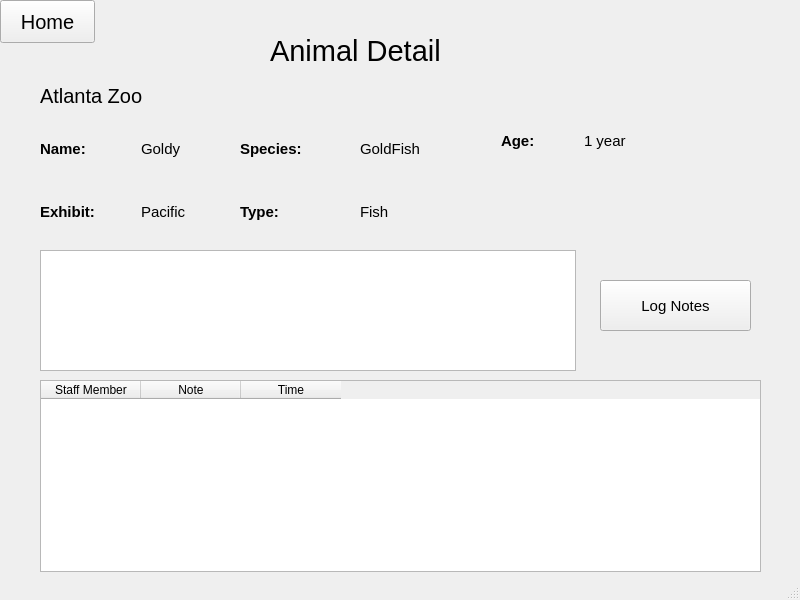
Before: the Qt Designer form ui/staffAnimalCare.ui in jxzhou131/CS-4400-Atlanta-Zoo-Database, drawn with Qt 5.
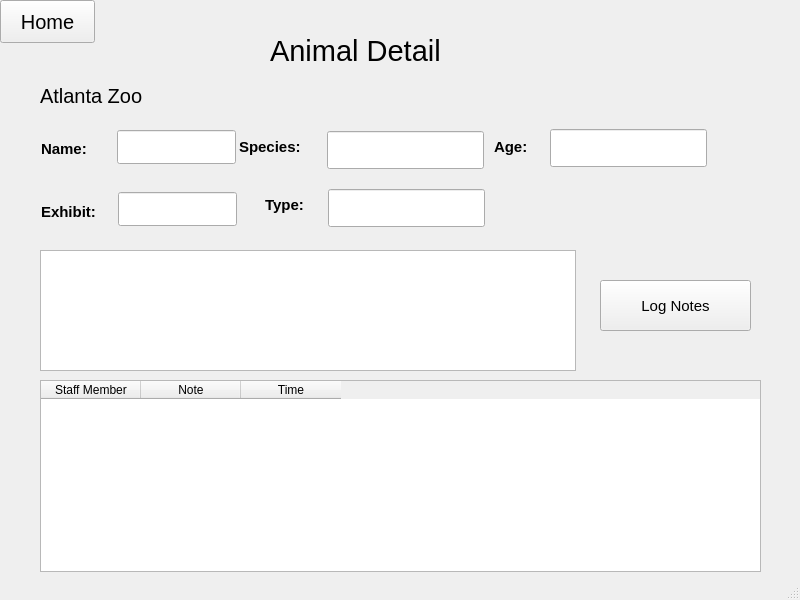
After: the same form once the commit is applied.

Diff of the .ui file:
```diff
--- a/ui/staffAnimalCare.ui
+++ b/ui/staffAnimalCare.ui
@@ -203,18 +203,170 @@
      </property>
     </column>
    </widget>
-   <widget class="QWidget" name="layoutWidget">
+   <widget class="QLineEdit" name="NameLineEdit">
     <property name="geometry">
      <rect>
-      <x>240</x>
-      <y>120</y>
-      <width>121</width>
-      <height>121</height>
+      <x>117</x>
+      <y>130</y>
+      <width>119</width>
+      <height>34</height>
      </rect>
     </property>
-    <layout class="QVBoxLayout" name="verticalLayout_3">
-     <item>
+    <property name="minimumSize">
+     <size>
+      <width>119</width>
+      <height>34</height>
+     </size>
+    </property>
+    <property name="maximumSize">
+     <size>
+      <width>119</width>
+      <height>34</height>
+     </size>
+    </property>
+    <property name="font">
+     <font>
+      <family>MS Sans Serif</family>
+      <pointsize>12</pointsize>
+     </font>
+    </property>
+    <property name="readOnly">
+     <bool>true</bool>
+    </property>
+   </widget>
+   <widget class="QLineEdit" name="ExhibitLineEdit">
+    <property name="geometry">
+     <rect>
+      <x>118</x>
+      <y>192</y>
+      <width>119</width>
+      <height>34</height>
+     </rect>
+    </property>
+    <property name="minimumSize">
+     <size>
+      <width>119</width>
+      <height>34</height>
+     </size>
+    </property>
+    <property name="maximumSize">
+     <size>
+      <width>119</width>
+      <height>34</height>
+     </size>
+    </property>
+    <property name="font">
+     <font>
+      <family>MS Sans Serif</family>
+      <pointsize>12</pointsize>
+     </font>
+    </property>
+    <property name="readOnly">
+     <bool>true</bool>
+    </property>
+   </widget>
+   <widget class="QLineEdit" name="SpeciesLineEdit">
+    <property name="geometry">
+     <rect>
+      <x>327</x>
+      <y>131</y>
+      <width>157</width>
+      <height>38</height>
+     </rect>
+    </property>
+    <property name="minimumSize">
+     <size>
+      <width>157</width>
+      <height>38</height>
+     </size>
+    </property>
+    <property name="maximumSize">
+     <size>
+      <width>157</width>
+      <height>38</height>
+     </size>
+    </property>
+    <property name="font">
+     <font>
+      <family>MS Sans Serif</family>
+      <pointsize>12</pointsize>
+     </font>
+    </property>
+    <property name="readOnly">
+     <bool>true</bool>
+    </property>
+   </widget>
+   <widget class="QLineEdit" name="TypeLineEdit">
+    <property name="geometry">
+     <rect>
+      <x>328</x>
+      <y>189</y>
+      <width>157</width>
+      <height>38</height>
+     </rect>
+    </property>
+    <property name="minimumSize">
+     <size>
+      <width>157</width>
+      <height>38</height>
+     </size>
+    </property>
+    <property name="maximumSize">
+     <size>
+      <width>157</width>
+      <height>38</height>
+     </size>
+    </property>
+    <property name="font">
+     <font>
+      <family>MS Sans Serif</family>
+      <pointsize>12</pointsize>
+     </font>
+    </property>
+    <property name="readOnly">
+     <bool>true</bool>
+    </property>
+   </widget>
+   <widget class="QLineEdit" name="AgeLineEdit">
+    <property name="geometry">
+     <rect>
+      <x>550</x>
+      <y>129</y>
+      <width>157</width>
+      <height>38</height>
+     </rect>
+    </property>
+    <property name="minimumSize">
+     <size>
+      <width>157</width>
+      <height>38</height>
+     </size>
+    </property>
+    <property name="maximumSize">
+     <size>
+      <width>157</width>
+      <height>38</height>
+     </size>
+    </property>
+    <property name="font">
+     <font>
+      <family>MS Sans Serif</family>
+      <pointsize>12</pointsize>
+     </font>
+    </property>
+    <property name="readOnly">
+     <bool>true</bool>
+    </property>
+   </widget>
       <widget class="QLabel" name="Species">
+    <property name="geometry">
+     <rect>
+      <x>239</x>
+      <y>119</y>
+      <width>119</width>
+      <height>56</height>
+     </rect>
+    </property>
        <property name="minimumSize">
         <size>
          <width>119</width>
@@ -239,9 +391,15 @@
         <string>Species:</string>
        </property>
       </widget>
-     </item>
-     <item>
       <widget class="QLabel" name="Type">
+    <property name="geometry">
+     <rect>
+      <x>265</x>
+      <y>177</y>
+      <width>119</width>
+      <height>56</height>
+     </rect>
+    </property>
        <property name="minimumSize">
         <size>
          <width>119</width>
@@ -266,83 +424,48 @@
         <string>Type:</string>
        </property>
       </widget>
-     </item>
-    </layout>
-   </widget>
-   <widget class="QWidget" name="layoutWidget_2">
+   <widget class="QLabel" name="Age">
     <property name="geometry">
      <rect>
-      <x>360</x>
-      <y>120</y>
-      <width>141</width>
-      <height>121</height>
+      <x>494</x>
+      <y>127</y>
+      <width>76</width>
+      <height>39</height>
      </rect>
     </property>
-    <layout class="QVBoxLayout" name="verticalLayout_4">
-     <item>
-      <widget class="QLabel" name="SpeciesName">
        <property name="minimumSize">
         <size>
-         <width>139</width>
-         <height>56</height>
+      <width>76</width>
+      <height>39</height>
         </size>
        </property>
        <property name="maximumSize">
         <size>
-         <width>139</width>
-         <height>56</height>
+      <width>76</width>
+      <height>39</height>
         </size>
        </property>
        <property name="font">
         <font>
          <family>MS Sans Serif</family>
          <pointsize>11</pointsize>
+      <weight>75</weight>
+      <bold>true</bold>
         </font>
        </property>
        <property name="text">
-        <string>GoldFish</string>
-       </property>
-      </widget>
-     </item>
-     <item>
-      <widget class="QLabel" name="TypeName">
-       <property name="minimumSize">
-        <size>
-         <width>139</width>
-         <height>56</height>
-        </size>
-       </property>
-       <property name="maximumSize">
-        <size>
-         <width>139</width>
-         <height>56</height>
-        </size>
-       </property>
-       <property name="font">
-        <font>
-         <family>MS Sans Serif</family>
-         <pointsize>11</pointsize>
-        </font>
-       </property>
-       <property name="text">
-        <string>Fish</string>
-       </property>
-      </widget>
-     </item>
-    </layout>
-   </widget>
-   <widget class="QWidget" name="layoutWidget">
-    <property name="geometry">
-     <rect>
-      <x>40</x>
-      <y>120</y>
-      <width>101</width>
-      <height>121</height>
-     </rect>
-    </property>
-    <layout class="QVBoxLayout" name="verticalLayout">
-     <item>
+     <string>Age:</string>
+    </property>
+   </widget>
       <widget class="QLabel" name="Name">
+    <property name="geometry">
+     <rect>
+      <x>41</x>
+      <y>121</y>
+      <width>99</width>
+      <height>56</height>
+     </rect>
+    </property>
        <property name="minimumSize">
         <size>
          <width>99</width>
@@ -367,9 +490,15 @@
         <string>Name:</string>
        </property>
       </widget>
-     </item>
-     <item>
       <widget class="QLabel" name="Exhibit">
+    <property name="geometry">
+     <rect>
+      <x>41</x>
+      <y>184</y>
+      <width>99</width>
+      <height>56</height>
+     </rect>
+    </property>
        <property name="minimumSize">
         <size>
          <width>99</width>
@@ -393,147 +522,6 @@
        <property name="text">
         <string>Exhibit:</string>
        </property>
-      </widget>
-     </item>
-    </layout>
-   </widget>
-   <widget class="QWidget" name="layoutWidget">
-    <property name="geometry">
-     <rect>
-      <x>141</x>
-      <y>120</y>
-      <width>101</width>
-      <height>121</height>
-     </rect>
-    </property>
-    <layout class="QVBoxLayout" name="verticalLayout_2">
-     <item>
-      <widget class="QLabel" name="AnimalName">
-       <property name="minimumSize">
-        <size>
-         <width>99</width>
-         <height>56</height>
-        </size>
-       </property>
-       <property name="maximumSize">
-        <size>
-         <width>99</width>
-         <height>56</height>
-        </size>
-       </property>
-       <property name="font">
-        <font>
-         <family>MS Sans Serif</family>
-         <pointsize>11</pointsize>
-        </font>
-       </property>
-       <property name="text">
-        <string>Goldy</string>
-       </property>
-      </widget>
-     </item>
-     <item>
-      <widget class="QLabel" name="ExhibitName">
-       <property name="minimumSize">
-        <size>
-         <width>99</width>
-         <height>56</height>
-        </size>
-       </property>
-       <property name="maximumSize">
-        <size>
-         <width>99</width>
-         <height>56</height>
-        </size>
-       </property>
-       <property name="font">
-        <font>
-         <family>MS Sans Serif</family>
-         <pointsize>11</pointsize>
-        </font>
-       </property>
-       <property name="text">
-        <string>Pacific</string>
-       </property>
-      </widget>
-     </item>
-    </layout>
-   </widget>
-   <widget class="QWidget" name="layoutWidget">
-    <property name="geometry">
-     <rect>
-      <x>500</x>
-      <y>120</y>
-      <width>161</width>
-      <height>41</height>
-     </rect>
-    </property>
-    <property name="minimumSize">
-     <size>
-      <width>161</width>
-      <height>41</height>
-     </size>
-    </property>
-    <property name="maximumSize">
-     <size>
-      <width>161</width>
-      <height>41</height>
-     </size>
-    </property>
-    <layout class="QHBoxLayout" name="horizontalLayout">
-     <item>
-      <widget class="QLabel" name="Age">
-       <property name="minimumSize">
-        <size>
-         <width>76</width>
-         <height>39</height>
-        </size>
-       </property>
-       <property name="maximumSize">
-        <size>
-         <width>76</width>
-         <height>39</height>
-        </size>
-       </property>
-       <property name="font">
-        <font>
-         <family>MS Sans Serif</family>
-         <pointsize>11</pointsize>
-         <weight>75</weight>
-         <bold>true</bold>
-        </font>
-       </property>
-       <property name="text">
-        <string>Age:</string>
-       </property>
-      </widget>
-     </item>
-     <item>
-      <widget class="QLabel" name="AgeName">
-       <property name="minimumSize">
-        <size>
-         <width>76</width>
-         <height>39</height>
-        </size>
-       </property>
-       <property name="maximumSize">
-        <size>
-         <width>76</width>
-         <height>39</height>
-        </size>
-       </property>
-       <property name="font">
-        <font>
-         <family>MS Sans Serif</family>
-         <pointsize>11</pointsize>
-        </font>
-       </property>
-       <property name="text">
-        <string>1 year</string>
-       </property>
-      </widget>
-     </item>
-    </layout>
    </widget>
   </widget>
   <widget class="QStatusBar" name="statusbar"/>
```
Lines whose indentation alone changed are shown as unchanged.
